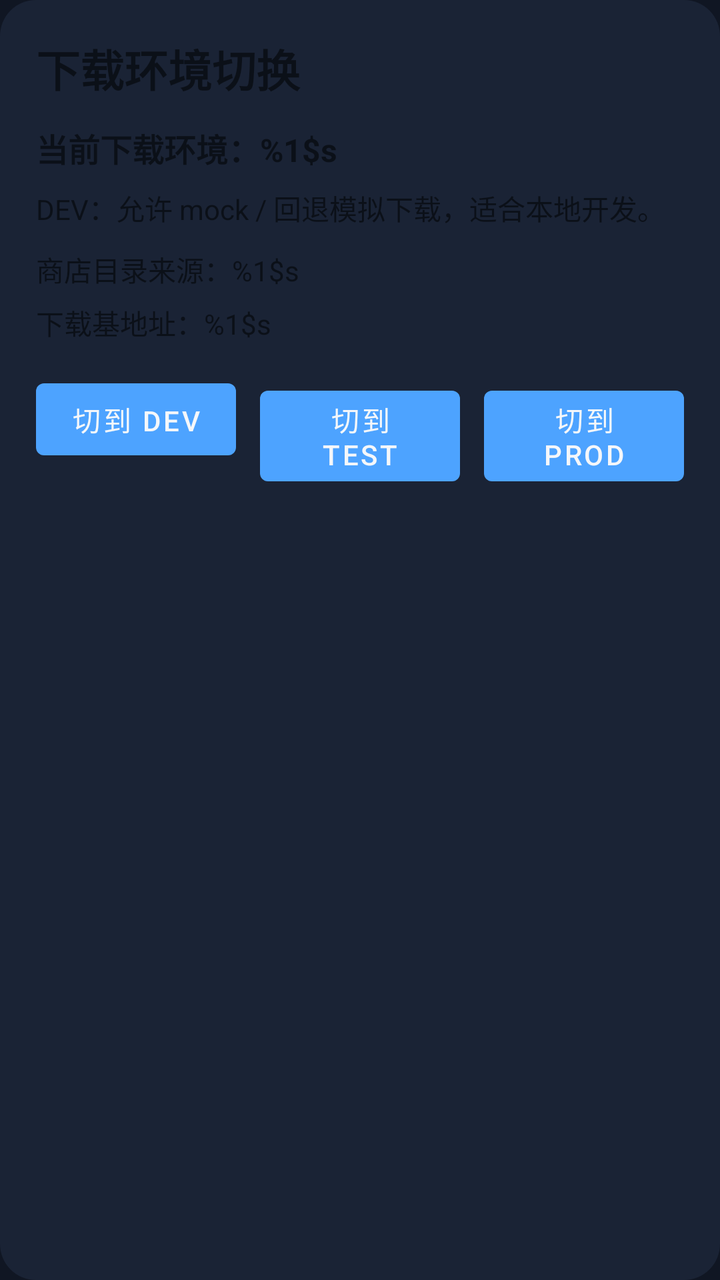
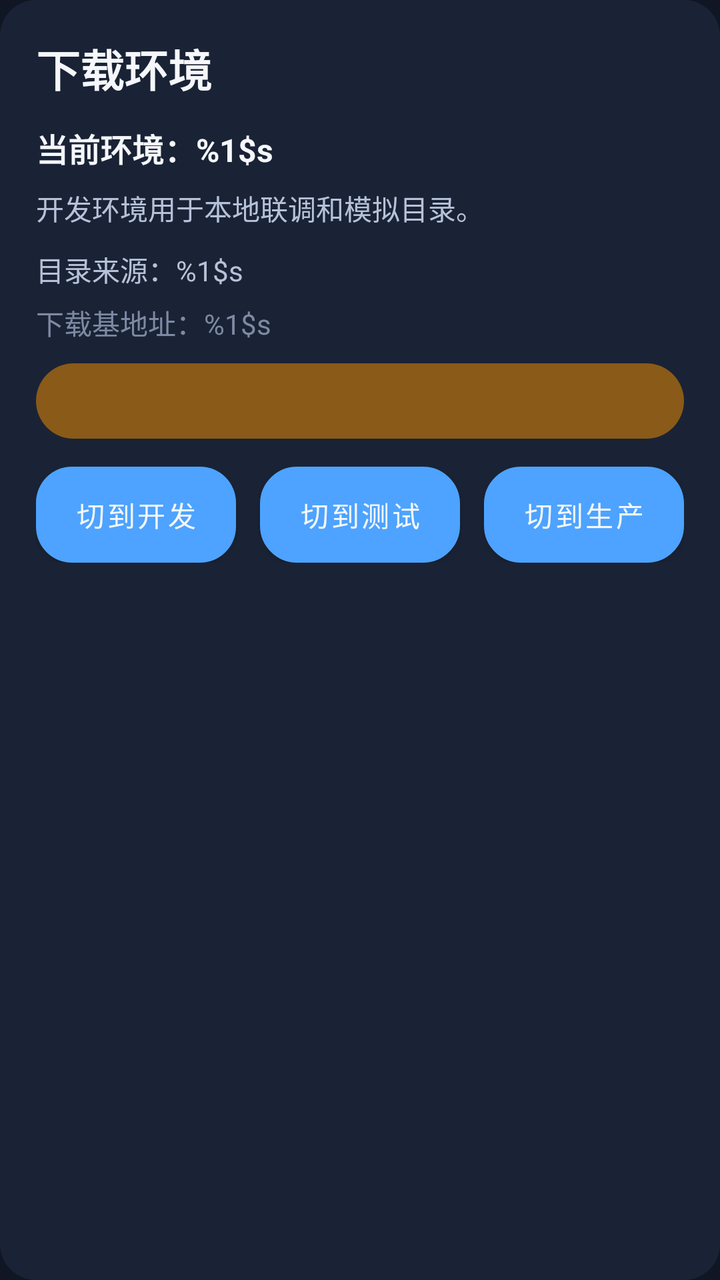

Compare the two renders of this Android layout. The source of the first and the diff that turns it into the second are given below.
<!-- AndroidManifest.xml: another module's application theme Theme.CarAppStore -->
<!-- res/layout/include_environment_panel.xml -->
<?xml version="1.0" encoding="utf-8"?>
<LinearLayout xmlns:android="http://schemas.android.com/apk/res/android"
    android:layout_width="match_parent"
    android:layout_height="wrap_content"
    android:background="@drawable/bg_panel"
    android:orientation="vertical"
    android:padding="@dimen/spacing_18dp">

    <TextView
        android:layout_width="match_parent"
        android:layout_height="wrap_content"
        android:text="@string/ui_download_environment_switch"
        android:textSize="@dimen/text_xl"
        android:textStyle="bold" />

    <TextView
        android:id="@+id/tvCurrentEnvironment"
        android:layout_width="match_parent"
        android:layout_height="wrap_content"
        android:layout_marginTop="@dimen/spacing_12dp"
        android:text="@string/ui_download_environment_current_format"
        android:textSize="@dimen/text_md"
        android:textStyle="bold" />

    <TextView
        android:id="@+id/tvEnvironmentHint"
        android:layout_width="match_parent"
        android:layout_height="wrap_content"
        android:layout_marginTop="@dimen/spacing_8dp"
        android:text="@string/ui_download_environment_hint_dev"
        android:textSize="@dimen/text_sm" />

    <TextView
        android:id="@+id/tvCatalogSource"
        android:layout_width="match_parent"
        android:layout_height="wrap_content"
        android:layout_marginTop="@dimen/spacing_10dp"
        android:text="@string/ui_catalog_source_current_format"
        android:textSize="@dimen/text_sm" />

    <TextView
        android:id="@+id/tvDownloadBaseUrl"
        android:layout_width="match_parent"
        android:layout_height="wrap_content"
        android:layout_marginTop="@dimen/spacing_6dp"
        android:text="@string/ui_debug_download_base_url_format"
        android:textSize="@dimen/text_sm" />

    <LinearLayout
        android:layout_width="match_parent"
        android:layout_height="wrap_content"
        android:layout_marginTop="@dimen/spacing_14dp"
        android:orientation="horizontal">

        <Button
            android:id="@+id/btnEnvDev"
            android:layout_width="0dp"
            android:layout_height="wrap_content"
            android:layout_marginEnd="@dimen/spacing_6dp"
            android:layout_weight="1"
            android:text="@string/ui_download_environment_switch_dev" />

        <Button
            android:id="@+id/btnEnvTest"
            android:layout_width="0dp"
            android:layout_height="wrap_content"
            android:layout_marginStart="@dimen/spacing_6dp"
            android:layout_marginEnd="@dimen/spacing_6dp"
            android:layout_weight="1"
            android:text="@string/ui_download_environment_switch_test" />

        <Button
            android:id="@+id/btnEnvProd"
            android:layout_width="0dp"
            android:layout_height="wrap_content"
            android:layout_marginStart="@dimen/spacing_6dp"
            android:layout_weight="1"
            android:text="@string/ui_download_environment_switch_prod" />
    </LinearLayout>
</LinearLayout>
<!-- resources referenced by this layout -->
<resources>
  <dimen name="spacing_10dp">10dp</dimen>
  <dimen name="spacing_12dp">12dp</dimen>
  <dimen name="spacing_14dp">14dp</dimen>
  <dimen name="spacing_18dp">18dp</dimen>
  <dimen name="spacing_6dp">6dp</dimen>
  <dimen name="spacing_8dp">8dp</dimen>
  <dimen name="text_md">16sp</dimen>
  <dimen name="text_sm">14sp</dimen>
  <dimen name="text_xl">22sp</dimen>
  <!-- drawable bg_panel (drawable) -->
  <shape xmlns:android="http://schemas.android.com/apk/res/android">
      <solid android:color="@color/car_surface" />
      <corners android:radius="18dp" />
  </shape>
  <string name="ui_catalog_source_current_format">商店目录来源：%1$s</string>
  <string name="ui_debug_download_base_url_format">下载基地址：%1$s</string>
  <string name="ui_download_environment_current_format">当前下载环境：%1$s</string>
  <string name="ui_download_environment_hint_dev">DEV：允许 mock / 回退模拟下载，适合本地开发。</string>
  <string name="ui_download_environment_switch">下载环境切换</string>
  <string name="ui_download_environment_switch_dev">切到 DEV</string>
  <string name="ui_download_environment_switch_prod">切到 PROD</string>
  <string name="ui_download_environment_switch_test">切到 TEST</string>
  <style name="Theme.CarAppStore" parent="Theme.MaterialComponents.DayNight.NoActionBar">
          <item name="colorPrimary">@color/car_primary</item>
          <item name="colorPrimaryVariant">@color/car_primary_dark</item>
          <item name="colorOnPrimary">@color/car_text_primary</item>
          <item name="colorSecondary">@color/car_accent</item>
          <item name="colorSecondaryVariant">@color/teal_700</item>
          <item name="colorOnSecondary">@color/car_bg</item>
          <item name="android:statusBarColor" tools:targetApi="l">@color/car_bg</item>
          <item name="android:navigationBarColor" tools:targetApi="l">@color/car_bg</item>
          <item name="android:windowBackground">@color/car_bg</item>
      </style>
  <color name="car_surface">#1A2335</color>
  <color name="car_primary">#4DA3FF</color>
  <color name="car_primary_dark">#2E7DE0</color>
  <color name="car_text_primary">#F5F7FA</color>
  <color name="car_accent">#5DE1B9</color>
  <color name="teal_700">#FF018786</color>
  <color name="car_bg">#101623</color>
</resources>

<!-- the commit's change to res/layout/include_environment_panel.xml (unified diff, before → after) -->
@@ -10,6 +10,7 @@
         android:layout_width="match_parent"
         android:layout_height="wrap_content"
         android:text="@string/ui_download_environment_switch"
+        android:textColor="@color/car_text_primary"
         android:textSize="@dimen/text_xl"
         android:textStyle="bold" />
 
@@ -19,6 +20,7 @@
         android:layout_height="wrap_content"
         android:layout_marginTop="@dimen/spacing_12dp"
         android:text="@string/ui_download_environment_current_format"
+        android:textColor="@color/car_text_primary"
         android:textSize="@dimen/text_md"
         android:textStyle="bold" />
 
@@ -28,6 +30,7 @@
         android:layout_height="wrap_content"
         android:layout_marginTop="@dimen/spacing_8dp"
         android:text="@string/ui_download_environment_hint_dev"
+        android:textColor="@color/car_text_secondary"
         android:textSize="@dimen/text_sm" />
 
     <TextView
@@ -36,6 +39,7 @@
         android:layout_height="wrap_content"
         android:layout_marginTop="@dimen/spacing_10dp"
         android:text="@string/ui_catalog_source_current_format"
+        android:textColor="@color/car_text_secondary"
         android:textSize="@dimen/text_sm" />
 
     <TextView
@@ -44,7 +48,19 @@
         android:layout_height="wrap_content"
         android:layout_marginTop="@dimen/spacing_6dp"
         android:text="@string/ui_debug_download_base_url_format"
+        android:textColor="@color/car_text_hint"
         android:textSize="@dimen/text_sm" />
+
+    <TextView
+        android:id="@+id/tvProductionReadiness"
+        android:layout_width="match_parent"
+        android:layout_height="wrap_content"
+        android:layout_marginTop="@dimen/spacing_10dp"
+        android:background="@drawable/bg_tag_warning"
+        android:lineSpacingExtra="2dp"
+        android:padding="@dimen/spacing_10dp"
+        android:textColor="@color/car_text_primary"
+        android:textSize="@dimen/text_sm_13" />
 
     <LinearLayout
         android:layout_width="match_parent"
@@ -56,25 +72,34 @@
             android:id="@+id/btnEnvDev"
             android:layout_width="0dp"
             android:layout_height="wrap_content"
+            android:background="@drawable/bg_primary_button"
             android:layout_marginEnd="@dimen/spacing_6dp"
             android:layout_weight="1"
-            android:text="@string/ui_download_environment_switch_dev" />
+            android:text="@string/ui_download_environment_switch_dev"
+            android:textAllCaps="false"
+            android:textColor="@color/car_text_primary" />
 
         <Button
             android:id="@+id/btnEnvTest"
             android:layout_width="0dp"
             android:layout_height="wrap_content"
+            android:background="@drawable/bg_secondary_button"
             android:layout_marginStart="@dimen/spacing_6dp"
             android:layout_marginEnd="@dimen/spacing_6dp"
             android:layout_weight="1"
-            android:text="@string/ui_download_environment_switch_test" />
+            android:text="@string/ui_download_environment_switch_test"
+            android:textAllCaps="false"
+            android:textColor="@color/car_text_primary" />
 
         <Button
             android:id="@+id/btnEnvProd"
             android:layout_width="0dp"
             android:layout_height="wrap_content"
+            android:background="@drawable/bg_secondary_button"
             android:layout_marginStart="@dimen/spacing_6dp"
             android:layout_weight="1"
-            android:text="@string/ui_download_environment_switch_prod" />
+            android:text="@string/ui_download_environment_switch_prod"
+            android:textAllCaps="false"
+            android:textColor="@color/car_text_primary" />
     </LinearLayout>
 </LinearLayout>
<!-- resource entries referenced after the edit -->
@@ -1,5 +1,6 @@
 <!-- resources referenced by this layout -->
 <resources>
+  <color name="car_text_hint">#7E8AA3</color>
   <dimen name="spacing_10dp">10dp</dimen>
   <dimen name="spacing_12dp">12dp</dimen>
   <dimen name="spacing_14dp">14dp</dimen>
@@ -8,20 +9,41 @@
   <dimen name="spacing_8dp">8dp</dimen>
   <dimen name="text_md">16sp</dimen>
   <dimen name="text_sm">14sp</dimen>
+  <dimen name="text_sm_13">13sp</dimen>
   <dimen name="text_xl">22sp</dimen>
   <!-- drawable bg_panel (drawable) -->
   <shape xmlns:android="http://schemas.android.com/apk/res/android">
       <solid android:color="@color/car_surface" />
       <corners android:radius="18dp" />
   </shape>
-  <string name="ui_catalog_source_current_format">商店目录来源：%1$s</string>
+  <!-- drawable bg_primary_button (drawable) -->
+  <shape xmlns:android="http://schemas.android.com/apk/res/android">
+      <gradient
+          android:angle="0"
+          android:endColor="@color/car_primary"
+          android:startColor="@color/car_primary_dark" />
+      <corners android:radius="18dp" />
+  </shape>
+  <!-- drawable bg_secondary_button (drawable) -->
+  <shape xmlns:android="http://schemas.android.com/apk/res/android">
+      <solid android:color="@color/car_surface_light" />
+      <stroke android:width="1dp" android:color="@color/car_divider" />
+      <corners android:radius="18dp" />
+  </shape>
+  <!-- drawable bg_tag_warning (drawable) -->
+  <?xml version="1.0" encoding="utf-8"?>
+  <shape xmlns:android="http://schemas.android.com/apk/res/android" android:shape="rectangle">
+      <corners android:radius="999dp" />
+      <solid android:color="@color/car_warning_dark" />
+  </shape>
+  <string name="ui_catalog_source_current_format">目录来源：%1$s</string>
   <string name="ui_debug_download_base_url_format">下载基地址：%1$s</string>
-  <string name="ui_download_environment_current_format">当前下载环境：%1$s</string>
-  <string name="ui_download_environment_hint_dev">DEV：允许 mock / 回退模拟下载，适合本地开发。</string>
-  <string name="ui_download_environment_switch">下载环境切换</string>
-  <string name="ui_download_environment_switch_dev">切到 DEV</string>
-  <string name="ui_download_environment_switch_prod">切到 PROD</string>
-  <string name="ui_download_environment_switch_test">切到 TEST</string>
+  <string name="ui_download_environment_current_format">当前环境：%1$s</string>
+  <string name="ui_download_environment_hint_dev">开发环境用于本地联调和模拟目录。</string>
+  <string name="ui_download_environment_switch">下载环境</string>
+  <string name="ui_download_environment_switch_dev">切到开发</string>
+  <string name="ui_download_environment_switch_prod">切到生产</string>
+  <string name="ui_download_environment_switch_test">切到测试</string>
   <style name="Theme.CarAppStore" parent="Theme.MaterialComponents.DayNight.NoActionBar">
           <item name="colorPrimary">@color/car_primary</item>
           <item name="colorPrimaryVariant">@color/car_primary_dark</item>
@@ -36,7 +58,11 @@
   <color name="car_surface">#1A2335</color>
   <color name="car_primary">#4DA3FF</color>
   <color name="car_primary_dark">#2E7DE0</color>
+  <color name="car_surface_light">#223049</color>
+  <color name="car_divider">#2B3852</color>
+  <color name="car_warning_dark">#8A5A18</color>
   <color name="car_text_primary">#F5F7FA</color>
+  <color name="car_text_secondary">#B6C2D9</color>
   <color name="car_accent">#5DE1B9</color>
   <color name="teal_700">#FF018786</color>
   <color name="car_bg">#101623</color>
